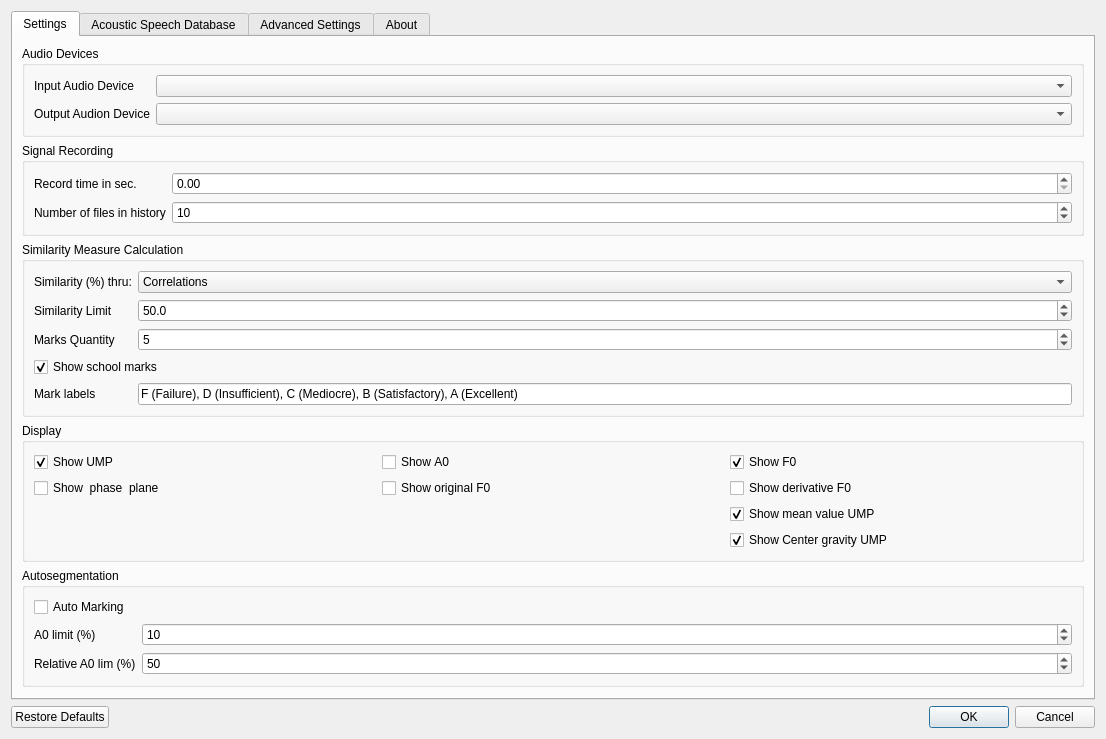
Qt form settingsdialog.ui (zhitko/inton-trainer) before a commit.
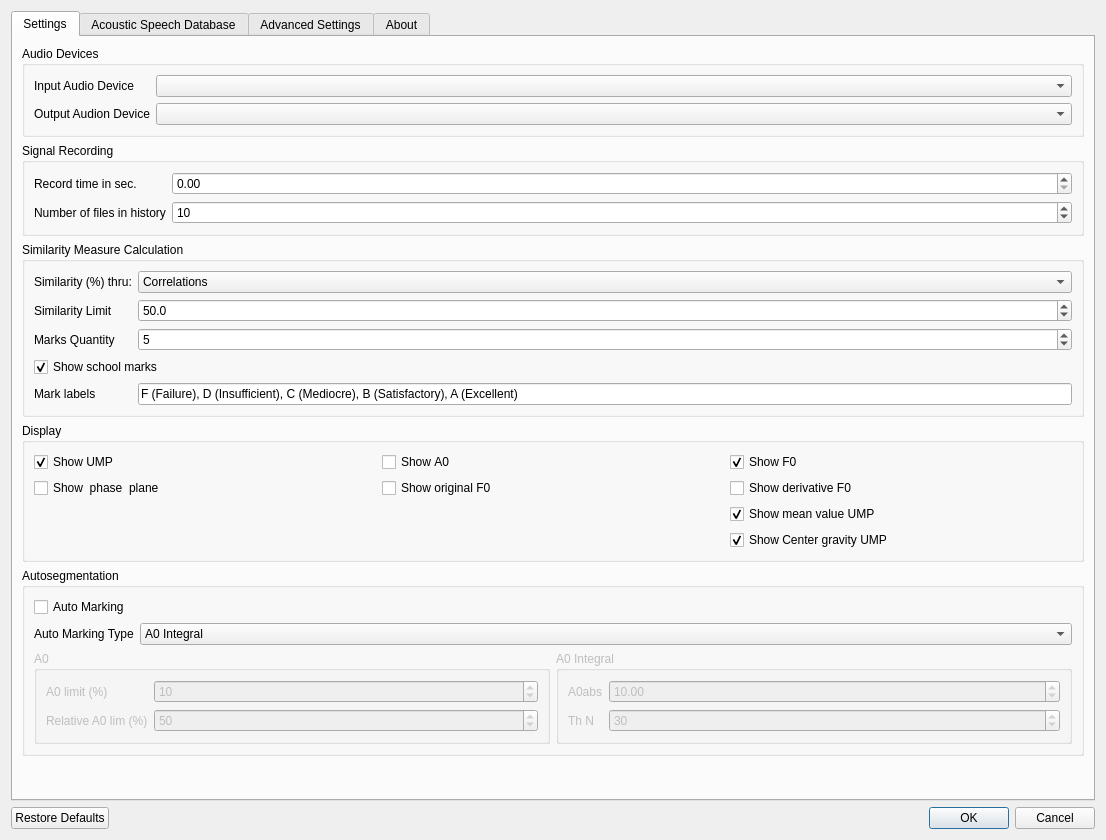
The same form after that commit. Icons and pictures are not drawn.

Commit message: add new markout mechanism by smooth A0

Diff of the .ui file:
```diff
--- a/settingsdialog.ui
+++ b/settingsdialog.ui
@@ -7,9 +7,15 @@
     <x>0</x>
     <y>0</y>
     <width>1106</width>
-    <height>733</height>
+    <height>840</height>
    </rect>
   </property>
+  <property name="sizePolicy">
+   <sizepolicy hsizetype="Preferred" vsizetype="Preferred">
+    <horstretch>0</horstretch>
+    <verstretch>0</verstretch>
+   </sizepolicy>
+  </property>
   <property name="windowTitle">
    <string>Settings</string>
   </property>
@@ -23,6 +29,12 @@
      <property name="enabled">
       <bool>true</bool>
      </property>
+     <property name="sizePolicy">
+      <sizepolicy hsizetype="Expanding" vsizetype="Preferred">
+       <horstretch>0</horstretch>
+       <verstretch>0</verstretch>
+      </sizepolicy>
+     </property>
      <property name="currentIndex">
       <number>0</number>
      </property>
@@ -30,6 +42,12 @@
       <bool>false</bool>
      </property>
      <widget class="QWidget" name="tab_4">
+      <property name="sizePolicy">
+       <sizepolicy hsizetype="Preferred" vsizetype="Preferred">
+        <horstretch>0</horstretch>
+        <verstretch>0</verstretch>
+       </sizepolicy>
+      </property>
       <attribute name="title">
        <string>Settings</string>
       </attribute>
@@ -295,26 +313,6 @@
           <string>Autosegmentation</string>
          </property>
          <layout class="QFormLayout" name="formLayout_3">
-          <item row="1" column="0">
-           <widget class="QLabel" name="label_25">
-            <property name="text">
-             <string>A0 limit (%)</string>
-            </property>
-           </widget>
-          </item>
-          <item row="1" column="1">
-           <widget class="QSpinBox" name="markoutA0limit">
-            <property name="minimum">
-             <number>1</number>
-            </property>
-            <property name="maximum">
-             <number>100</number>
-            </property>
-            <property name="value">
-             <number>10</number>
-            </property>
-           </widget>
-          </item>
           <item row="0" column="0" colspan="2">
            <widget class="QCheckBox" name="autoMarking">
             <property name="text">
@@ -323,25 +321,146 @@
            </widget>
           </item>
           <item row="2" column="0">
-           <widget class="QLabel" name="label_26">
+           <widget class="QLabel" name="label_34">
             <property name="text">
-             <string>Relative A0 lim (%)</string>
+             <string>Auto Marking Type</string>
             </property>
            </widget>
           </item>
           <item row="2" column="1">
-           <widget class="QSpinBox" name="relativeLimit">
-            <property name="minimum">
-             <number>0</number>
+           <widget class="QComboBox" name="markoutType">
+            <property name="currentIndex">
+             <number>3</number>
             </property>
-            <property name="maximum">
-             <number>100</number>
-            </property>
-            <property name="value">
-             <number>50</number>
-            </property>
+            <item>
+             <property name="text">
+              <string>F0</string>
+             </property>
+            </item>
+            <item>
+             <property name="text">
+              <string>A0</string>
+             </property>
+            </item>
+            <item>
+             <property name="text">
+              <string>F0 &amp; A0</string>
+             </property>
+            </item>
+            <item>
+             <property name="text">
+              <string>A0 Integral</string>
+             </property>
+            </item>
+            <item>
+             <property name="text">
+              <string>A0 Envelope</string>
+             </property>
+            </item>
            </widget>
           </item>
+          <item row="6" column="0" colspan="2">
+           <layout class="QGridLayout" name="gridLayout_5">
+            <item row="0" column="0">
+             <widget class="QGroupBox" name="automarkingA0">
+              <property name="enabled">
+               <bool>false</bool>
+              </property>
+              <property name="title">
+               <string>A0</string>
+              </property>
+              <layout class="QFormLayout" name="formLayout_8">
+               <item row="0" column="0">
+                <widget class="QLabel" name="label_25">
+                 <property name="text">
+                  <string>A0 limit (%)</string>
+                 </property>
+                </widget>
+               </item>
+               <item row="0" column="1">
+                <widget class="QSpinBox" name="markoutA0limit">
+                 <property name="minimum">
+                  <number>1</number>
+                 </property>
+                 <property name="maximum">
+                  <number>100</number>
+                 </property>
+                 <property name="value">
+                  <number>10</number>
+                 </property>
+                </widget>
+               </item>
+               <item row="1" column="0">
+                <widget class="QLabel" name="label_26">
+                 <property name="text">
+                  <string>Relative A0 lim (%)</string>
+                 </property>
+                </widget>
+               </item>
+               <item row="1" column="1">
+                <widget class="QSpinBox" name="relativeLimit">
+                 <property name="minimum">
+                  <number>0</number>
+                 </property>
+                 <property name="maximum">
+                  <number>100</number>
+                 </property>
+                 <property name="value">
+                  <number>50</number>
+                 </property>
+                </widget>
+               </item>
+              </layout>
+             </widget>
+            </item>
+            <item row="0" column="1">
+             <widget class="QGroupBox" name="automarkingA0Integral">
+              <property name="enabled">
+               <bool>false</bool>
+              </property>
+              <property name="title">
+               <string>A0 Integral</string>
+              </property>
+              <layout class="QFormLayout" name="formLayout_5">
+               <item row="0" column="0">
+                <widget class="QLabel" name="label_37">
+                 <property name="text">
+                  <string>A0abs</string>
+                 </property>
+                </widget>
+               </item>
+               <item row="0" column="1">
+                <widget class="QDoubleSpinBox" name="markoutA0IntA0abs">
+                 <property name="maximum">
+                  <double>100.000000000000000</double>
+                 </property>
+                 <property name="value">
+                  <double>10.000000000000000</double>
+                 </property>
+                </widget>
+               </item>
+               <item row="1" column="0">
+                <widget class="QLabel" name="automarkingA0IntThN">
+                 <property name="text">
+                  <string>Th N</string>
+                 </property>
+                </widget>
+               </item>
+               <item row="1" column="1">
+                <widget class="QSpinBox" name="markoutA0IntThN">
+                 <property name="minimum">
+                  <number>1</number>
+                 </property>
+                 <property name="value">
+                  <number>30</number>
+                 </property>
+                </widget>
+               </item>
+              </layout>
+             </widget>
+            </item>
+           </layout>
+          </item>
          </layout>
         </widget>
        </item>
@@ -350,6 +469,9 @@
          <property name="orientation">
           <enum>Qt::Vertical</enum>
          </property>
+         <property name="sizeType">
+          <enum>QSizePolicy::Preferred</enum>
+         </property>
          <property name="sizeHint" stdset="0">
           <size>
            <width>20</width>
```
Left out of the diff: 13 changed lines with no effect on the pictures. The commit also changes 13 other files.
